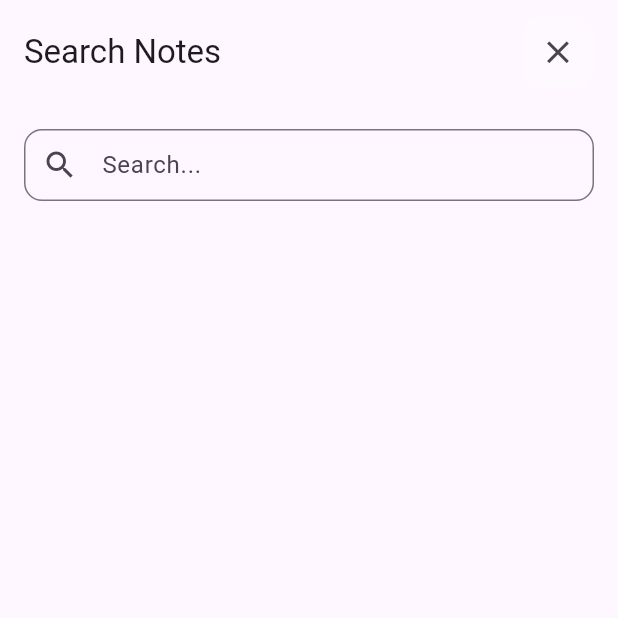
After one commit to joyanis-dev/note_app_flutter_bloc, a Flutter app: the screen it shows after launch, after a tap on the "search" icon, on a phone screen of 412 x 824 dp, the top half of it. The commit adds this screen. Run offline on Flutter 3.47's test engine with Material 3 defaults, Android fonts, the light colour scheme and no system bars; our stand-ins replace flutter_bloc, hive, hive_flutter; accounts and stored records are empty.

Commit message:
// ✅ Added Edit Search Feature: // - Created a new Search Page with a custom search TextField to match app UI. // - Implemented a responsive SearchBar with clear structure and user-friendly design. // - Added a search icon and a close/back button using CustomIconButton widget. // - Connected the search logic to our existing Cubit by creating a method to filter products based on the query. // - Ensured that search results update the UI dynamically using state management. // - Prepared the structure for future enhancements like sound effects or search history.

```diff
--- a/lib/constants/assets.dart
+++ b/lib/constants/assets.dart
@@ -1,6 +1,10 @@
 // ignore_for_file: prefer_single_quotes
 class Assets {
   Assets._();
+
+  /// Assets for assetsCuate
+  /// assets/cuate.png
+  static const String assetsCuate = "assets/cuate.png";
 
   /// Assets for assetsUndraw
   /// assets/undraw.png
--- a/lib/cubits/notes_cubit/notes_cubit.dart
+++ b/lib/cubits/notes_cubit/notes_cubit.dart
@@ -14,5 +14,20 @@ class NotesCubit extends Cubit<NotesState> {
     emit(NotesSuccess(box.values.toList()));
   }
 
+  void searchNotes(String keyword) {
+    if (keyword.trim().isEmpty) {
+      emit(NotesSuccess(allNotes));
+      return;
+    }
 
+    final results = allNotes
+        .where(
+          (note) =>
+              note.title.toLowerCase().contains(keyword.toLowerCase()) ||
+              note.content.toLowerCase().contains(keyword.toLowerCase()),
+        )
+        .toList();
+
+    emit(NotesSuccess(results));
+  }
 }
--- a/lib/views/notes_view.dart
+++ b/lib/views/notes_view.dart
@@ -1,4 +1,5 @@
 import 'package:flutter/material.dart';
+import 'package:notes_app/views/search_view.dart';
 import 'package:notes_app/widgets/custom_appbar.dart';
 import 'package:notes_app/widgets/custom_icon.dart';
 import 'package:notes_app/widgets/floating_action_button.dart';
@@ -17,7 +18,12 @@ class NotesView extends StatelessWidget {
       appBar: CustomAppBar(
         title: 'Notes',
         actions: [
-          CustomIconButton(icon: Icons.search),
+          CustomIconButton(icon: Icons.search,onPressed: (){
+            Navigator.push(
+          context,
+          MaterialPageRoute(builder: (context) =>SearchPage()),
+        );
+          }),
           Builder(
             builder: (context) => CustomIconButton(
               icon: Icons.settings,
--- /dev/null
+++ b/lib/views/search_view.dart
@@ -0,0 +1,90 @@
+import 'package:flutter/material.dart';
+import 'package:flutter_bloc/flutter_bloc.dart';
+import 'package:notes_app/cubits/notes_cubit/notes_cubit.dart';
+import 'package:notes_app/cubits/notes_cubit/notes_states.dart';
+import 'package:notes_app/models/note_model.dart';
+import 'package:notes_app/widgets/custom_appbar.dart';
+import 'package:notes_app/widgets/custom_icon.dart';
+import 'package:notes_app/widgets/custom_search_textfield.dart';
+import 'package:notes_app/widgets/note_item.dart';
+
+class SearchPage extends StatefulWidget {
+  const SearchPage({super.key});
+
+  @override
+  State<SearchPage> createState() => _SearchPageState();
+}
+
+class _SearchPageState extends State<SearchPage> {
+  final TextEditingController _controller = TextEditingController();
+  String _lastQuery = '';
+
+  void _onSearchChanged(String query) {
+    setState(() {
+      _lastQuery = query;
+    });
+
+    if (query.trim().isEmpty) {
+      // لو البحث فاضي، نرجّع كل الملاحظات
+      context.read<NotesCubit>().fetchAllNotes();
+    } else {
+      context.read<NotesCubit>().searchNotes(query);
+    }
+  }
+
+  @override
+  void initState() {
+    super.initState();
+    // تحميل الملاحظات في الأول
+    context.read<NotesCubit>().fetchAllNotes();
+  }
+
+  @override
+  Widget build(BuildContext context) {
+    return Scaffold(
+
+      appBar: CustomAppBar(title: 'Search Notes',
+      actions: [
+        CustomIconButton(icon: Icons.close,
+        onPressed: () {
+       Navigator.pop(context);
+        },
+        )
+      ],
+      ),
+      body: Padding(
+        padding: const EdgeInsets.all(16.0),
+        child: Column(
+          children: [
+            CustomSearchField(onChanged:_onSearchChanged,
+            controller: _controller,
+             ),
+            const SizedBox(height: 16),
+            Expanded(
+              child: BlocBuilder<NotesCubit, NotesState>(
+                builder: (context, state) {
+                  if (state is NotesSuccess) {
+                    final List<NoteModel> notes = state.notes;
+
+                    if (_lastQuery.trim().isNotEmpty && notes.isEmpty) {
+                      return const Center(child: Text('No Notes Found'));
+                    }
+
+                    return ListView.builder(
+                      itemCount: notes.length,
+                      itemBuilder: (context, index) {
+                        return NoteItem(note: notes[index]);
+                      },
+                    );
+                  }
+
+                  return const Center(child: CircularProgressIndicator());
+                },
+              ),
+            ),
+          ],
+        ),
+      ),
+    );
+  }
+}
--- /dev/null
+++ b/lib/widgets/custom_search_textfield.dart
@@ -0,0 +1,38 @@
+import 'package:flutter/material.dart';
+
+class CustomSearchField extends StatelessWidget {
+  final TextEditingController controller;
+  final ValueChanged<String>? onChanged;
+
+  const CustomSearchField({
+    super.key,
+    required this.controller,
+    this.onChanged,
+  });
+
+  @override
+  Widget build(BuildContext context) {
+    return TextField(
+      controller: controller,
+      onChanged: onChanged,
+      decoration: InputDecoration(
+        hintText: 'Search...',
+        prefixIcon: const Icon(Icons.search),
+        suffixIcon: controller.text.isNotEmpty
+            ? IconButton(
+                icon: const Icon(Icons.clear),
+                onPressed: () {
+                  controller.clear();
+                  if (onChanged != null) onChanged!('');
+                },
+              )
+            : null,
+        border: OutlineInputBorder(borderRadius: BorderRadius.circular(12)),
+        contentPadding: const EdgeInsets.symmetric(
+          vertical: 12,
+          horizontal: 16,
+        ),
+      ),
+    );
+  }
+}
```
Also changed, not shown: assets/cuate.png (added), lib/widgets/note_item.dart (line endings or trailing spaces).
